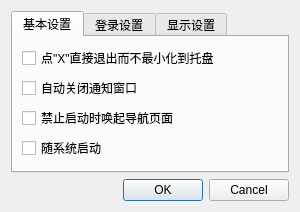
First picture: the form in client/forms/settingsdialog.ui, repository NSS-Studio/NDR_Client, before the edit.
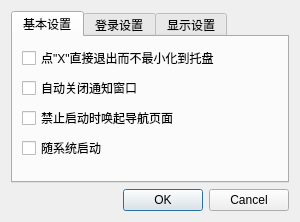
Second picture: the form after the edit.

```diff
--- a/client/forms/settingsdialog.ui
+++ b/client/forms/settingsdialog.ui
@@ -7,7 +7,7 @@
     <x>0</x>
     <y>0</y>
     <width>300</width>
-    <height>208</height>
+    <height>222</height>
    </rect>
   </property>
   <property name="windowTitle">
```
